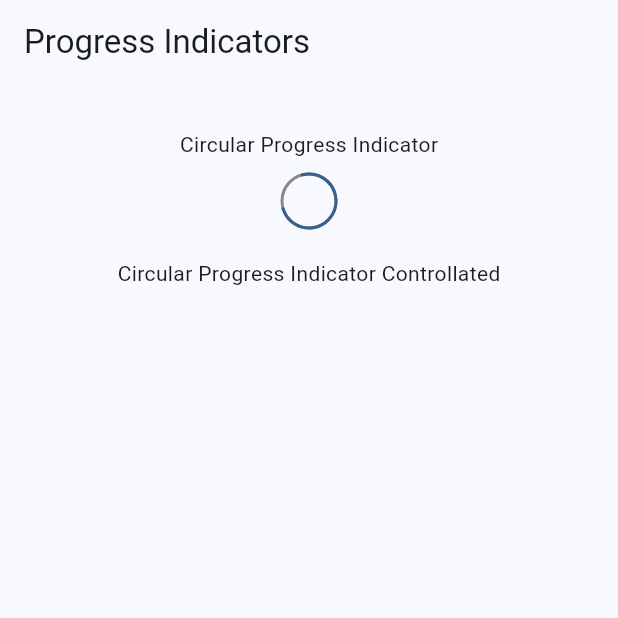
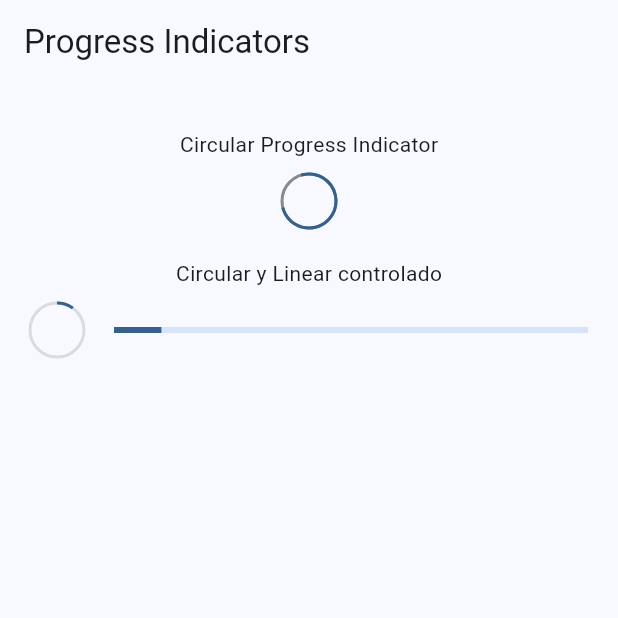
Before and after one commit to Kanicbay/Flutter-Learning, a Flutter app: the ProgressScreen screen opened by its route, on a phone screen of 412 x 824 dp, the top half of it. Run offline on Flutter 3.47's test engine with Material 3 defaults, Android fonts, the phone set to English and light mode, and no system bars; our stand-ins replace animate_do, dio, go_router, video_player.

Commit message:
feat(widgets_app): circular and linear progress indicator with streams
Brian Coyago

```diff
--- a/Flutter/widgets_app/lib/presentation/screens/progress/progress_screen.dart
+++ b/Flutter/widgets_app/lib/presentation/screens/progress/progress_screen.dart
@@ -30,7 +30,7 @@ class _ProgressView extends StatelessWidget {
             backgroundColor: Colors.black45,
           ),
           const SizedBox(height: 20),
-          Text('Circular Progress Indicator Controllated'),
+          Text('Circular y Linear controlado'),
           SizedBox(height: 10),
           _ControlledProgressIndicator(),
         ],
@@ -44,6 +44,29 @@ class _ControlledProgressIndicator extends StatelessWidget {
 
   @override
   Widget build(BuildContext context) {
-    return Container();
+    return StreamBuilder(
+      stream: Stream.periodic(const Duration(milliseconds: 300), (value) {
+        return (value * 2) / 100;
+      }).takeWhile((value) => value < 100),
+      builder: (context, asyncSnapshot) {
+        final progressValue = asyncSnapshot.data ?? 0;
+
+        return Padding(
+          padding: EdgeInsetsGeometry.symmetric(horizontal: 20),
+          child: Row(
+            mainAxisAlignment: MainAxisAlignment.center,
+            children: [
+              CircularProgressIndicator(
+                value: progressValue,
+                strokeWidth: 2,
+                backgroundColor: Colors.black12,
+              ),
+              const SizedBox(width: 20),
+              Expanded(child: LinearProgressIndicator(value: progressValue)),
+            ],
+          ),
+        );
+      },
+    );
   }
 }
```
